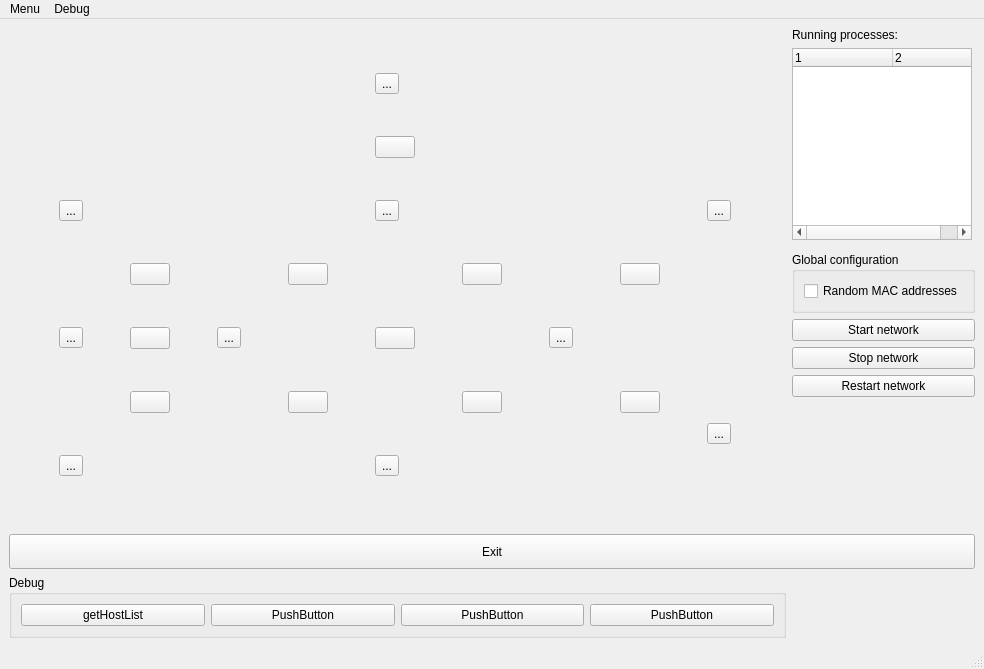
The window that topo.ui (koppd/mt) describes before a commit, drawn with Qt 5.
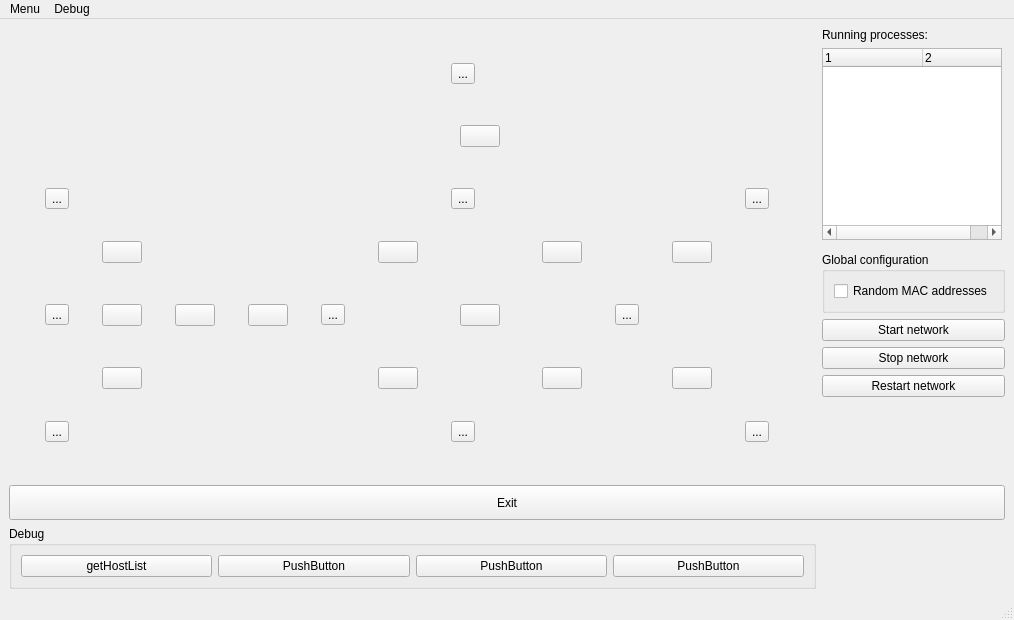
The same window after the commit. Icons and pictures are not drawn.

Commit message: Switch eingefügt

```diff
--- a/topo.ui
+++ b/topo.ui
@@ -6,8 +6,8 @@
    <rect>
     <x>0</x>
     <y>0</y>
-    <width>984</width>
-    <height>669</height>
+    <width>1014</width>
+    <height>620</height>
    </rect>
   </property>
   <property name="windowTitle">
@@ -166,41 +166,7 @@
     <item row="0" column="0" rowspan="8">
      <widget class="QWidget" name="TopoArea" native="true">
       <layout class="QGridLayout" name="gridLayout">
-       <item row="5" column="6">
-        <widget class="QToolButton" name="Router03">
-         <property name="text">
-          <string>...</string>
-         </property>
-         <property name="icon">
-          <iconset>
-           <normaloff>picture/router-symbol.svg</normaloff>picture/router-symbol.svg</iconset>
-         </property>
-         <property name="iconSize">
-          <size>
-           <width>80</width>
-           <height>80</height>
-          </size>
-         </property>
-        </widget>
-       </item>
-       <item row="0" column="4">
-        <widget class="QToolButton" name="Host04">
-         <property name="text">
-          <string>...</string>
-         </property>
-         <property name="icon">
-          <iconset>
-           <normaloff>picture/computer.svg</normaloff>picture/computer.svg</iconset>
-         </property>
-         <property name="iconSize">
-          <size>
-           <width>80</width>
-           <height>80</height>
-          </size>
-         </property>
-        </widget>
-       </item>
-       <item row="3" column="4">
+       <item row="2" column="6">
         <widget class="QToolButton" name="Router02">
          <property name="text">
           <string>...</string>
@@ -217,8 +183,82 @@
          </property>
         </widget>
        </item>
-       <item row="8" column="4">
-        <widget class="QToolButton" name="Router04">
+       <item row="6" column="5">
+        <widget class="QPushButton" name="pushButton_14">
+         <property name="sizePolicy">
+          <sizepolicy hsizetype="Fixed" vsizetype="Fixed">
+           <horstretch>0</horstretch>
+           <verstretch>0</verstretch>
+          </sizepolicy>
+         </property>
+         <property name="text">
+          <string/>
+         </property>
+         <property name="icon">
+          <iconset>
+           <normaloff>picture/link-icon.png</normaloff>picture/link-icon.png</iconset>
+         </property>
+        </widget>
+       </item>
+       <item row="3" column="10">
+        <widget class="QPushButton" name="pushButton_9">
+         <property name="sizePolicy">
+          <sizepolicy hsizetype="Fixed" vsizetype="Fixed">
+           <horstretch>0</horstretch>
+           <verstretch>0</verstretch>
+          </sizepolicy>
+         </property>
+         <property name="text">
+          <string/>
+         </property>
+         <property name="icon">
+          <iconset>
+           <normaloff>picture/link-icon.png</normaloff>picture/link-icon.png</iconset>
+         </property>
+        </widget>
+       </item>
+       <item row="4" column="6">
+        <widget class="QWidget" name="widget_4" native="true">
+         <layout class="QHBoxLayout" name="horizontalLayout_3">
+          <item>
+           <widget class="QPushButton" name="pushButton_7">
+            <property name="sizePolicy">
+             <sizepolicy hsizetype="Fixed" vsizetype="Fixed">
+              <horstretch>0</horstretch>
+              <verstretch>0</verstretch>
+             </sizepolicy>
+            </property>
+            <property name="text">
+             <string/>
+            </property>
+            <property name="icon">
+             <iconset>
+              <normaloff>picture/link-icon.png</normaloff>picture/link-icon.png</iconset>
+            </property>
+           </widget>
+          </item>
+         </layout>
+        </widget>
+       </item>
+       <item row="7" column="0">
+        <widget class="QToolButton" name="Host03">
+         <property name="text">
+          <string>...</string>
+         </property>
+         <property name="icon">
+          <iconset>
+           <normaloff>picture/computer.svg</normaloff>picture/computer.svg</iconset>
+         </property>
+         <property name="iconSize">
+          <size>
+           <width>80</width>
+           <height>80</height>
+          </size>
+         </property>
+        </widget>
+       </item>
+       <item row="4" column="9">
+        <widget class="QToolButton" name="Router03">
          <property name="text">
           <string>...</string>
          </property>
@@ -234,7 +274,35 @@
          </property>
         </widget>
        </item>
-       <item row="4" column="3">
+       <item row="4" column="0">
+        <widget class="QToolButton" name="Host02">
+         <property name="text">
+          <string>...</string>
+         </property>
+         <property name="icon">
+          <iconset>
+           <normaloff>picture/computer.svg</normaloff>picture/computer.svg</iconset>
+         </property>
+         <property name="iconSize">
+          <size>
+           <width>80</width>
+           <height>80</height>
+          </size>
+         </property>
+        </widget>
+       </item>
+       <item row="3" column="1">
+        <widget class="QPushButton" name="pushButton_5">
+         <property name="text">
+          <string/>
+         </property>
+         <property name="icon">
+          <iconset>
+           <normaloff>picture/link-icon.png</normaloff>picture/link-icon.png</iconset>
+         </property>
+        </widget>
+       </item>
+       <item row="3" column="5">
         <widget class="QPushButton" name="pushButton_13">
          <property name="text">
           <string/>
@@ -245,24 +313,24 @@
          </property>
         </widget>
        </item>
-       <item row="5" column="2">
-        <widget class="QToolButton" name="Router01">
+       <item row="6" column="10">
+        <widget class="QPushButton" name="pushButton_11">
+         <property name="sizePolicy">
+          <sizepolicy hsizetype="Fixed" vsizetype="Fixed">
+           <horstretch>0</horstretch>
+           <verstretch>0</verstretch>
+          </sizepolicy>
+         </property>
          <property name="text">
-          <string>...</string>
+          <string/>
          </property>
          <property name="icon">
           <iconset>
-           <normaloff>picture/router-symbol.svg</normaloff>picture/router-symbol.svg</iconset>
-         </property>
-         <property name="iconSize">
-          <size>
-           <width>80</width>
-           <height>80</height>
-          </size>
+           <normaloff>picture/link-icon.png</normaloff>picture/link-icon.png</iconset>
          </property>
         </widget>
        </item>
-       <item row="3" column="8">
+       <item row="2" column="11">
         <widget class="QToolButton" name="Host05">
          <property name="text">
           <string>...</string>
@@ -279,8 +347,8 @@
          </property>
         </widget>
        </item>
-       <item row="5" column="1">
-        <widget class="QPushButton" name="pushButton_4">
+       <item row="4" column="2">
+        <widget class="QPushButton" name="Switch01">
          <property name="sizePolicy">
           <sizepolicy hsizetype="Fixed" vsizetype="Fixed">
            <horstretch>0</horstretch>
@@ -294,9 +362,49 @@
           <iconset>
            <normaloff>picture/link-icon.png</normaloff>picture/link-icon.png</iconset>
          </property>
+         <property name="iconSize">
+          <size>
+           <width>64</width>
+           <height>64</height>
+          </size>
+         </property>
         </widget>
        </item>
-       <item row="7" column="1">
+       <item row="7" column="6">
+        <widget class="QToolButton" name="Router04">
+         <property name="text">
+          <string>...</string>
+         </property>
+         <property name="icon">
+          <iconset>
+           <normaloff>picture/router-symbol.svg</normaloff>picture/router-symbol.svg</iconset>
+         </property>
+         <property name="iconSize">
+          <size>
+           <width>80</width>
+           <height>80</height>
+          </size>
+         </property>
+        </widget>
+       </item>
+       <item row="4" column="4">
+        <widget class="QToolButton" name="Router01">
+         <property name="text">
+          <string>...</string>
+         </property>
+         <property name="icon">
+          <iconset>
+           <normaloff>picture/router-symbol.svg</normaloff>picture/router-symbol.svg</iconset>
+         </property>
+         <property name="iconSize">
+          <size>
+           <width>80</width>
+           <height>80</height>
+          </size>
+         </property>
+        </widget>
+       </item>
+       <item row="6" column="1">
         <widget class="QPushButton" name="pushButton_6">
          <property name="sizePolicy">
           <sizepolicy hsizetype="Fixed" vsizetype="Fixed">
@@ -313,25 +421,8 @@
          </property>
         </widget>
        </item>
-       <item row="7" column="5">
-        <widget class="QPushButton" name="pushButton_15">
-         <property name="sizePolicy">
-          <sizepolicy hsizetype="Fixed" vsizetype="Fixed">
-           <horstretch>0</horstretch>
-           <verstretch>0</verstretch>
-          </sizepolicy>
-         </property>
-         <property name="text">
-          <string/>
-         </property>
-         <property name="icon">
-          <iconset>
-           <normaloff>picture/link-icon.png</normaloff>picture/link-icon.png</iconset>
-         </property>
-        </widget>
-       </item>
-       <item row="3" column="0">
-        <widget class="QToolButton" name="Host01">
+       <item row="0" column="6">
+        <widget class="QToolButton" name="Host04">
          <property name="text">
           <string>...</string>
          </property>
@@ -348,18 +439,7 @@
         </widget>
        </item>
        <item row="4" column="1">
-        <widget class="QPushButton" name="pushButton_5">
-         <property name="text">
-          <string/>
-         </property>
-         <property name="icon">
-          <iconset>
-           <normaloff>picture/link-icon.png</normaloff>picture/link-icon.png</iconset>
-         </property>
-        </widget>
-       </item>
-       <item row="7" column="7">
-        <widget class="QPushButton" name="pushButton_11">
+        <widget class="QPushButton" name="pushButton_4">
          <property name="sizePolicy">
           <sizepolicy hsizetype="Fixed" vsizetype="Fixed">
            <horstretch>0</horstretch>
@@ -375,7 +455,7 @@
          </property>
         </widget>
        </item>
-       <item row="4" column="5">
+       <item row="3" column="8">
         <widget class="QPushButton" name="pushButton_12">
          <property name="sizePolicy">
           <sizepolicy hsizetype="Fixed" vsizetype="Fixed">
@@ -392,8 +472,8 @@
          </property>
         </widget>
        </item>
-       <item row="5" column="0">
-        <widget class="QToolButton" name="Host02">
+       <item row="2" column="0">
+        <widget class="QToolButton" name="Host01">
          <property name="text">
           <string>...</string>
          </property>
@@ -409,8 +489,8 @@
          </property>
         </widget>
        </item>
-       <item row="7" column="3">
-        <widget class="QPushButton" name="pushButton_14">
+       <item row="6" column="8">
+        <widget class="QPushButton" name="pushButton_15">
          <property name="sizePolicy">
           <sizepolicy hsizetype="Fixed" vsizetype="Fixed">
            <horstretch>0</horstretch>
@@ -426,24 +506,53 @@
          </property>
         </widget>
        </item>
-       <item row="8" column="0">
-        <widget class="QToolButton" name="Host03">
+       <item row="1" column="6">
+        <widget class="QWidget" name="widget" native="true">
+         <property name="sizePolicy">
+          <sizepolicy hsizetype="Preferred" vsizetype="Fixed">
+           <horstretch>0</horstretch>
+           <verstretch>0</verstretch>
+          </sizepolicy>
+         </property>
+         <layout class="QHBoxLayout" name="horizontalLayout">
+          <item>
+           <widget class="QPushButton" name="pushButton_8">
+            <property name="sizePolicy">
+             <sizepolicy hsizetype="Fixed" vsizetype="Fixed">
+              <horstretch>0</horstretch>
+              <verstretch>0</verstretch>
+             </sizepolicy>
+            </property>
+            <property name="text">
+             <string/>
+            </property>
+            <property name="icon">
+             <iconset>
+              <normaloff>picture/link-icon.png</normaloff>picture/link-icon.png</iconset>
+            </property>
+           </widget>
+          </item>
+         </layout>
+        </widget>
+       </item>
+       <item row="4" column="3">
+        <widget class="QPushButton" name="pushButton_16">
+         <property name="sizePolicy">
+          <sizepolicy hsizetype="Fixed" vsizetype="Fixed">
+           <horstretch>0</horstretch>
+           <verstretch>0</verstretch>
+          </sizepolicy>
+         </property>
          <property name="text">
-          <string>...</string>
+          <string/>
          </property>
          <property name="icon">
           <iconset>
            <normaloff>picture/computer.svg</normaloff>picture/computer.svg</iconset>
          </property>
-         <property name="iconSize">
-          <size>
-           <width>80</width>
-           <height>80</height>
-          </size>
-         </property>
         </widget>
        </item>
-       <item row="7" column="8" rowspan="2">
+       <item row="7" column="11">
         <widget class="QToolButton" name="Host06">
          <property name="text">
           <string>...</string>
@@ -460,57 +569,6 @@
          </property>
         </widget>
        </item>
-       <item row="4" column="7">
-        <widget class="QPushButton" name="pushButton_9">
-         <property name="sizePolicy">
-          <sizepolicy hsizetype="Fixed" vsizetype="Fixed">
-           <horstretch>0</horstretch>
-           <verstretch>0</verstretch>
-          </sizepolicy>
-         </property>
-         <property name="text">
-          <string/>
-         </property>
-         <property name="icon">
-          <iconset>
-           <normaloff>picture/link-icon.png</normaloff>picture/link-icon.png</iconset>
-         </property>
-        </widget>
-       </item>
-       <item row="5" column="4">
-        <widget class="QPushButton" name="pushButton_7">
-         <property name="sizePolicy">
-          <sizepolicy hsizetype="Fixed" vsizetype="Fixed">
-           <horstretch>0</horstretch>
-           <verstretch>0</verstretch>
-          </sizepolicy>
-         </property>
-         <property name="text">
-          <string/>
-         </property>
-         <property name="icon">
-          <iconset>
-           <normaloff>picture/link-icon.png</normaloff>picture/link-icon.png</iconset>
-         </property>
-        </widget>
-       </item>
-       <item row="1" column="4">
-        <widget class="QPushButton" name="pushButton_8">
-         <property name="sizePolicy">
-          <sizepolicy hsizetype="Fixed" vsizetype="Fixed">
-           <horstretch>0</horstretch>
-           <verstretch>0</verstretch>
-          </sizepolicy>
-         </property>
-         <property name="text">
-          <string/>
-         </property>
-         <property name="icon">
-          <iconset>
-           <normaloff>picture/link-icon.png</normaloff>picture/link-icon.png</iconset>
-         </property>
-        </widget>
-       </item>
       </layout>
      </widget>
     </item>
@@ -521,7 +579,7 @@
     <rect>
      <x>0</x>
      <y>0</y>
-     <width>984</width>
+     <width>1014</width>
      <height>20</height>
     </rect>
    </property>
```
Left out of the diff: 4 changed lines with no effect on the pictures. The commit also changes 1 other file.
